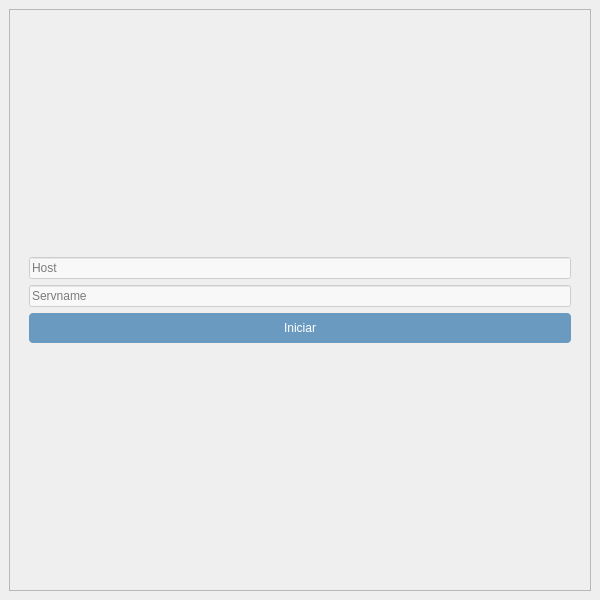
alejoordonez02/counter-strike-2d, file client/ClientInterface.ui: the form before one commit.
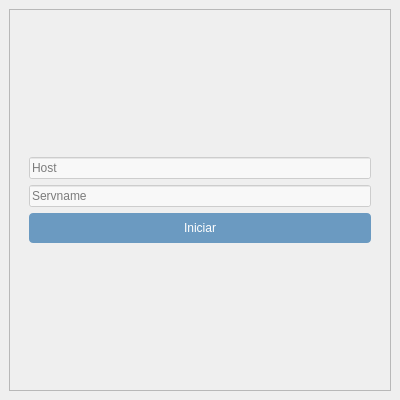
The form after the commit. Icons and pictures are not drawn.

Commit message: cambios visuales

Diff of the .ui file:
```diff
--- a/client/ClientInterface.ui
+++ b/client/ClientInterface.ui
@@ -6,8 +6,8 @@
    <rect>
     <x>0</x>
     <y>0</y>
-    <width>600</width>
-    <height>600</height>
+    <width>400</width>
+    <height>400</height>
    </rect>
   </property>
   <property name="windowTitle">
```
The commit also changes 2 other files.
